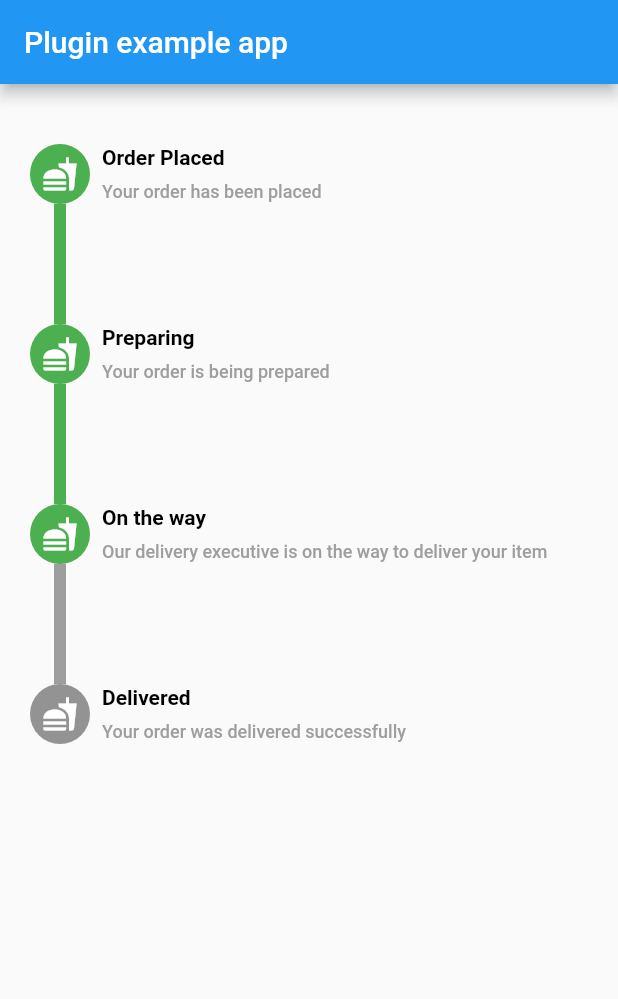
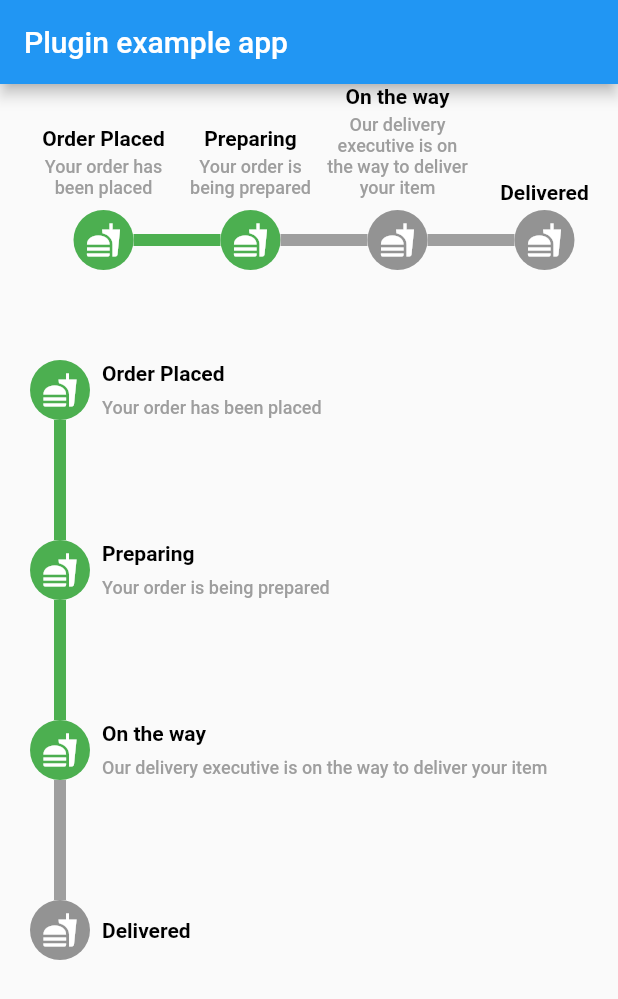
Before and after one commit to rajnishsharma1/another_stepper, a Flutter app: the screen it shows after launch, on a phone screen of 412 x 824 dp. Shown: the top 999 px of the screen. Run offline on Flutter 3.47's test engine with Material 2 defaults, Android fonts, the light colour scheme and no system bars.

Commit message:
UPDATE - Removed horizontalStepperHeight

```diff
--- a/example/lib/main.dart
+++ b/example/lib/main.dart
@@ -1,5 +1,4 @@
 import 'package:another_stepper/another_stepper.dart';
-import 'package:another_stepper/dto/stepper_data.dart';
 import 'package:flutter/material.dart';
 
 void main() {
@@ -29,7 +28,6 @@ class _MyAppState extends State<MyApp> {
     ),
     StepperData(
       title: "Delivered",
-      subtitle: "Your order was delivered successfully",
     ),
   ];
 
@@ -46,12 +44,32 @@ class _MyAppState extends State<MyApp> {
         appBar: AppBar(
           title: const Text('Plugin example app'),
         ),
-        body: Padding(
+        body: Column(
+          children: [
+            Padding(
               padding: const EdgeInsets.only(left: 20),
               child: AnotherStepper(
                 stepperList: stepperData,
+                stepperDirection: Axis.horizontal,
+                dotWidget: Container(
+                  padding: const EdgeInsets.all(8),
+                  decoration: const BoxDecoration(
+                      color: Colors.green,
+                      borderRadius: BorderRadius.all(Radius.circular(30))),
+                  child: const Icon(Icons.fastfood, color: Colors.white),
+                ),
+                gap: 20,
+                activeBarColor: Colors.green,
+                inActiveBarColor: Colors.grey,
+                activeIndex: 1,
+                barThickness: 8,
+              ),
+            ),
+            Padding(
+              padding: const EdgeInsets.only(top: 20,left: 20),
+              child: AnotherStepper(
+                stepperList: stepperData,
                 stepperDirection: Axis.vertical,
-            horizontalStepperHeight: 70,
                 dotWidget: Container(
                   padding: const EdgeInsets.all(8),
                   decoration: const BoxDecoration(
@@ -65,6 +83,8 @@ class _MyAppState extends State<MyApp> {
                 barThickness: 8,
               ),
             ),
+          ],
+        ),
       ),
     );
   }
--- a/lib/another_stepper.dart
+++ b/lib/another_stepper.dart
@@ -1,3 +1,4 @@
 library another_stepper;
 
+export 'dto/stepper_data.dart';
 export 'widgets/another_stepper.dart';
--- a/lib/dto/stepper_data.dart
+++ b/lib/dto/stepper_data.dart
@@ -1,6 +1,10 @@
 class StepperData {
+  /// title for the stepper
   final String? title;
+
+  /// subtitle for the stepper
   final String? subtitle;
 
-  StepperData({required this.title, required this.subtitle});
+  /// Use the constructor of [StepperData] to pass the data needed.
+  StepperData({this.title, this.subtitle});
 }
--- a/lib/widgets/another_stepper.dart
+++ b/lib/widgets/another_stepper.dart
@@ -14,7 +14,6 @@ class AnotherStepper extends StatelessWidget {
     required this.stepperList,
     this.gap = 40,
     this.activeIndex = 0,
-    required this.horizontalStepperHeight,
     required this.stepperDirection,
     this.inverted = false,
     this.activeBarColor = Colors.blue,
@@ -45,13 +44,9 @@ class AnotherStepper extends StatelessWidget {
   /// Active index, till which [index] the stepper will be highlighted
   final int activeIndex;
 
-  /// Use Horizontal Stepper Height when using Horizontal stepper
-  /// To provide the total height of the stepper
-  final double horizontalStepperHeight;
-
   /// Stepper direction takes [Axis]
   /// Use [Axis.horizontal] to get horizontal stepper
-  /// /// Use [Axis.vertical] to get vertical stepper
+  /// Use [Axis.vertical] to get vertical stepper
   final Axis stepperDirection;
 
   /// Inverts the stepper with text that is being used
@@ -80,27 +75,31 @@ class AnotherStepper extends StatelessWidget {
 
   @override
   Widget build(BuildContext context) {
-    return SizedBox(
-      height:
-          stepperDirection == Axis.horizontal ? horizontalStepperHeight : null,
-      child: ListView.builder(
-        shrinkWrap: true,
-        physics: scrollPhysics ?? const AlwaysScrollableScrollPhysics(),
-        itemCount: stepperList.length,
-        padding: EdgeInsets.zero,
-        scrollDirection: stepperDirection,
-        itemBuilder: (ctx, index) => getPreferredStepper(index: index),
-      ),
+    var crossAxisAlign = stepperDirection == Axis.horizontal
+        ? CrossAxisAlignment.end
+        : CrossAxisAlignment.start;
+    if (inverted) {
+      // invert Alignment in case of [Axis.vertical]
+      crossAxisAlign = crossAxisAlign == CrossAxisAlignment.end
+          ? CrossAxisAlignment.start
+          : CrossAxisAlignment.end;
+    }
+    final Iterable<int> iterable = Iterable<int>.generate(stepperList.length);
+    return Flex(
+      crossAxisAlignment: crossAxisAlign,
+      direction: stepperDirection,
+      children: iterable
+          .map((index) => _getPreferredStepper(context, index: index))
+          .toList(),
     );
   }
 
-  Widget getPreferredStepper({required int index}) {
+  Widget _getPreferredStepper(BuildContext context, {required int index}) {
     if (stepperDirection == Axis.horizontal) {
       return HorizontalStepperItem(
         index: index,
         item: stepperList[index],
         totalLength: stepperList.length,
-        gap: gap,
         activeIndex: activeIndex,
         isInverted: inverted,
         inActiveBarColor: inActiveBarColor,
--- a/lib/widgets/horizontal_stepper.dart
+++ b/lib/widgets/horizontal_stepper.dart
@@ -10,7 +10,6 @@ class HorizontalStepperItem extends StatelessWidget {
       required this.item,
       required this.index,
       required this.totalLength,
-      required this.gap,
       required this.activeIndex,
       required this.isInverted,
       required this.activeBarColor,
@@ -32,9 +31,6 @@ class HorizontalStepperItem extends StatelessWidget {
 
   /// Active index which needs to be highlighted and before that
   final int activeIndex;
-
-  /// Gap between the items in the stepper
-  final double gap;
 
   /// Inverts the stepper with text that is being used
   final bool isInverted;
@@ -59,19 +55,27 @@ class HorizontalStepperItem extends StatelessWidget {
 
   @override
   Widget build(BuildContext context) {
-    return Column(
+    return Flexible(
+      child: Column(
         mainAxisSize: MainAxisSize.min,
         mainAxisAlignment:
             isInverted ? MainAxisAlignment.start : MainAxisAlignment.end,
         children: isInverted ? getInvertedChildren() : getChildren(),
+      ),
     );
   }
 
   List<Widget> getChildren() {
+    final Widget dot = dotWidget ??
+        StepperDot(
+          index: index,
+          totalLength: totalLength,
+          activeIndex: activeIndex,
+        );
+
     return [
-      if (item.title != null && item.title != "") ...[
+      if (item.title != null) ...[
         SizedBox(
-            width: gap + 20,
             child: Text(
               item.title!,
               textAlign: TextAlign.center,
@@ -79,9 +83,8 @@ class HorizontalStepperItem extends StatelessWidget {
             )),
         const SizedBox(height: 4),
       ],
-      if (item.subtitle != null && item.subtitle != "") ...[
+      if (item.subtitle != null) ...[
         SizedBox(
-            width: gap + 20,
             child: Text(
               item.subtitle!,
               textAlign: TextAlign.center,
@@ -91,35 +94,27 @@ class HorizontalStepperItem extends StatelessWidget {
       ],
       Row(
         children: [
-          Container(
+          Flexible(
+            child: Container(
               color: index == 0
                   ? Colors.transparent
                   : (index <= activeIndex ? activeBarColor : inActiveBarColor),
-            width: gap,
               height: barHeight,
             ),
+          ),
           index <= activeIndex
-              ? dotWidget ??
-                  StepperDot(
-                    index: index,
-                    totalLength: totalLength,
-                    activeIndex: activeIndex,
-                  )
+              ? dot
               : ColorFiltered(
                   colorFilter: Utils.getGreyScaleColorFilter(),
-                  child: dotWidget ??
-                      StepperDot(
-                        index: index,
-                        totalLength: totalLength,
-                        activeIndex: activeIndex,
+                  child: dot,
                 ),
-                ),
-          Container(
+          Flexible(
+            child: Container(
               color: index == totalLength - 1
                   ? Colors.transparent
                   : (index < activeIndex ? activeBarColor : inActiveBarColor),
-            width: gap,
               height: barHeight,
+            ),
           ),
         ],
       ),
--- a/lib/widgets/stepper_dot_widget.dart
+++ b/lib/widgets/stepper_dot_widget.dart
@@ -20,12 +20,13 @@ class StepperDot extends StatelessWidget {
 
   @override
   Widget build(BuildContext context) {
+    final color = (index <= activeIndex) ? Colors.blue : Colors.grey;
     return Container(
       height: 18,
       width: 18,
       decoration: BoxDecoration(
         border: Border.all(
-          color: (index <= activeIndex) ? Colors.blue : Colors.grey,
+          color: color,
           width: 1,
         ),
         borderRadius: const BorderRadius.all(
@@ -37,9 +38,9 @@ class StepperDot extends StatelessWidget {
         width: 14,
         margin: const EdgeInsets.all(2),
         decoration: BoxDecoration(
-          color: (index <= activeIndex) ? Colors.blue : Colors.grey,
+          color: color,
           border: Border.all(
-            color: (index <= activeIndex) ? Colors.blue : Colors.grey,
+            color: color,
             width: 1,
           ),
           borderRadius: const BorderRadius.all(
--- a/lib/widgets/vertical_stepper.dart
+++ b/lib/widgets/vertical_stepper.dart
@@ -106,14 +106,14 @@ class VerticalStepperItem extends StatelessWidget {
           crossAxisAlignment:
               isInverted ? CrossAxisAlignment.end : CrossAxisAlignment.start,
           children: [
-            if (item.title != null && item.title != "") ...[
+            if (item.title != null) ...[
               Text(
                 item.title!,
                 textAlign: TextAlign.start,
                 style: titleTextStyle,
               ),
             ],
-            if (item.subtitle != null && item.subtitle != "") ...[
+            if (item.subtitle != null) ...[
               const SizedBox(height: 8),
               Text(
                 item.subtitle!,
```
Also changed, not shown: example/pubspec.lock. Lines whose indentation alone changed are shown as unchanged.
